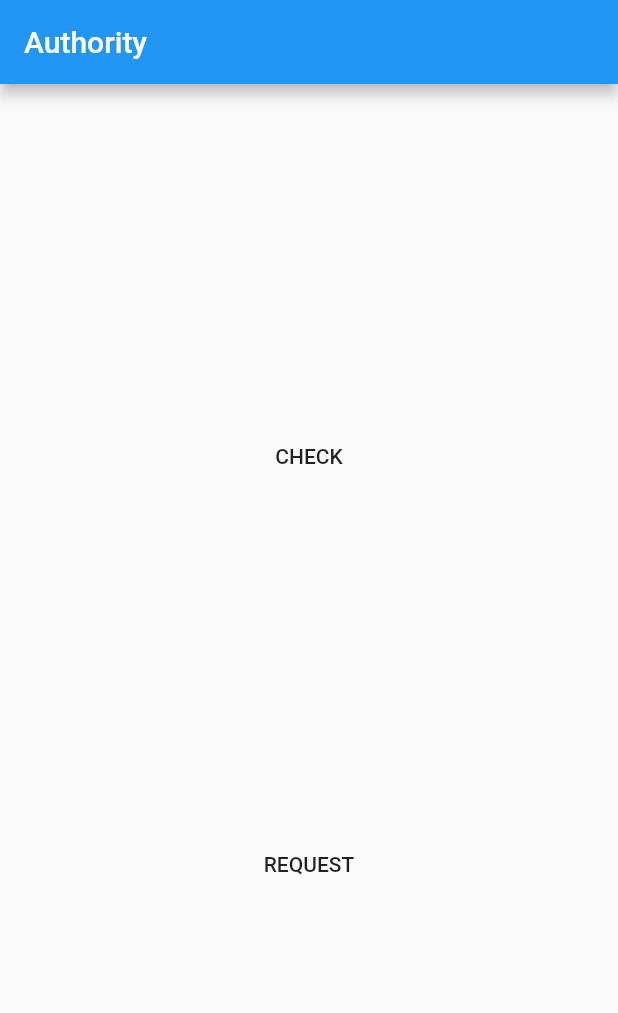
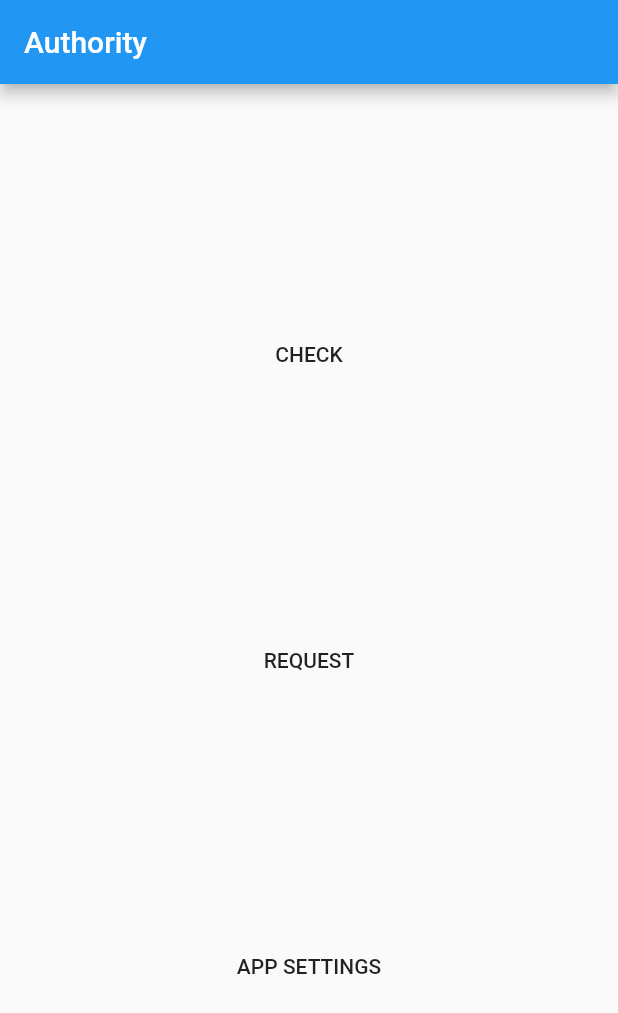
Before and after one commit to yanshouwang/authority, a Flutter app: the screen it shows after launch, after a tap on "CHECK", on a phone screen of 412 x 824 dp. Shown: the top 1013 px of the screen. Run offline on Flutter 3.47's test engine with Material 2 defaults, Android fonts, the phone set to English and light mode, and no system bars.

Commit message:
update Android

```diff
--- a/example/lib/src/view/home_view.dart
+++ b/example/lib/src/view/home_view.dart
@@ -18,14 +18,9 @@ class _HomeViewState extends State<HomeView> {
           mainAxisAlignment: MainAxisAlignment.spaceEvenly,
           crossAxisAlignment: CrossAxisAlignment.center,
           children: [
-            FlatButton(
-              child: Text('CHECK'),
-              onPressed: check,
-            ),
-            FlatButton(
-              child: Text('REQUEST'),
-              onPressed: request,
-            ),
+            FlatButton(child: Text('CHECK'), onPressed: check),
+            FlatButton(child: Text('REQUEST'), onPressed: request),
+            FlatButton(child: Text('APP SETTINGS'), onPressed: openAppSettings),
           ],
         ),
       ),
@@ -33,7 +28,7 @@ class _HomeViewState extends State<HomeView> {
   }
 
   void check() async {
-    final value = await Authority.camera.checkAsync();
+    final value = await checkAsync(Authority.camera);
     await showDialog(
         context: context,
         builder: (context) {
@@ -45,7 +40,7 @@ class _HomeViewState extends State<HomeView> {
   }
 
   void request() async {
-    final value = await Authority.camera.requestAsync();
+    final value = await requestAsync(Authority.camera);
     await showDialog(
         context: context,
         builder: (context) {
@@ -56,4 +51,8 @@ class _HomeViewState extends State<HomeView> {
         });
     print(value);
   }
+
+  void openAppSettings() async {
+    await openAppSettingsAsync();
+  }
 }
--- a/lib/authority.dart
+++ b/lib/authority.dart
@@ -1 +1,2 @@
-export 'src/authority.dart';
+export 'src/enum.dart';
+export 'src/index.dart';
--- a/lib/src/authority.dart
+++ /dev/null
@@ -1,19 +0,0 @@
-import 'package:authority/src/messenger.dart';
-
-enum Authority {
-  calendar,
-  camera,
-  contacts,
-  locationAlways,
-  locationWhenUse,
-  microphone,
-  phone,
-  sensors,
-  sms,
-  storage,
-}
-
-extension AuthorityExtension on Authority {
-  Future<bool> checkAsync() => method.invokeMethod('check', index);
-  Future<bool> requestAsync() => method.invokeMethod('request', index);
-}
--- /dev/null
+++ b/lib/src/enum.dart
@@ -0,0 +1,32 @@
+/// An enum class for authority.
+enum Authority {
+  /// CALENDAR = 0
+  calendar,
+
+  /// CAMERA = 1
+  camera,
+
+  /// CONTACTS = 2
+  contacts,
+
+  /// LOCATION_ALWAYS = 3
+  locationAlways,
+
+  /// LOCATION_WHEN_USE = 4
+  locationWhenUse,
+
+  /// MICROPHONE = 5
+  microphone,
+
+  /// PHONE = 6
+  phone,
+
+  /// SENSORS = 7
+  sensors,
+
+  /// SMS = 8
+  sms,
+
+  /// STORAGE = = 9
+  storage,
+}
```
Also changed, not shown: lib/src/index.dart (added, +13 -0 lines), 2 other files.
